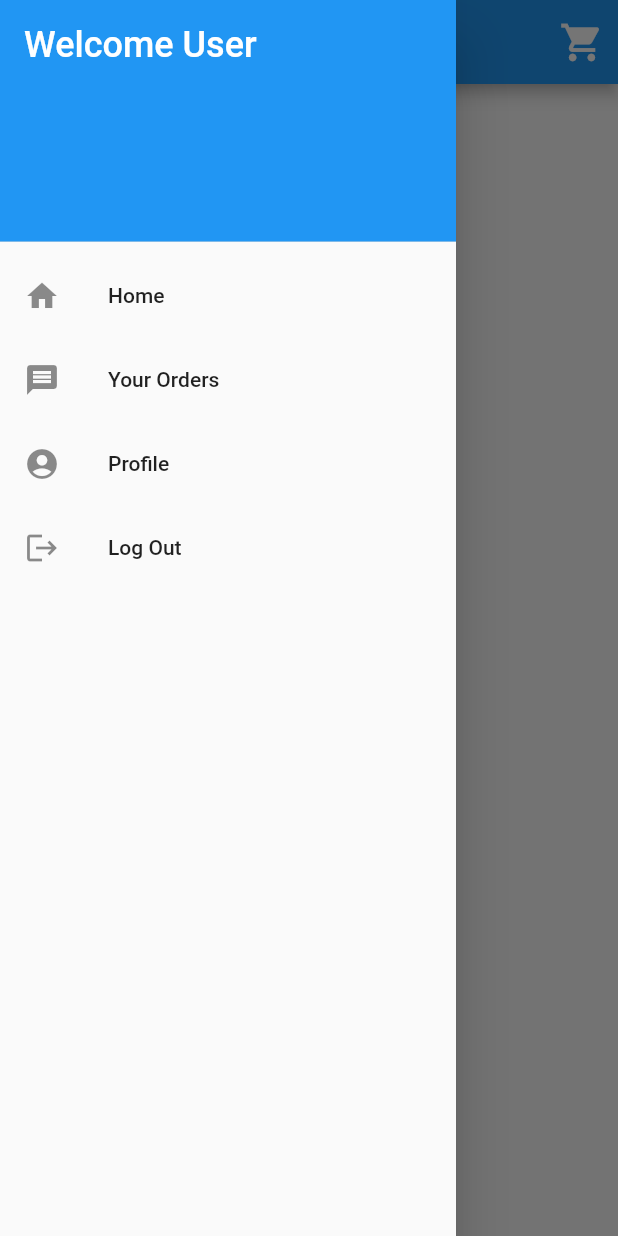
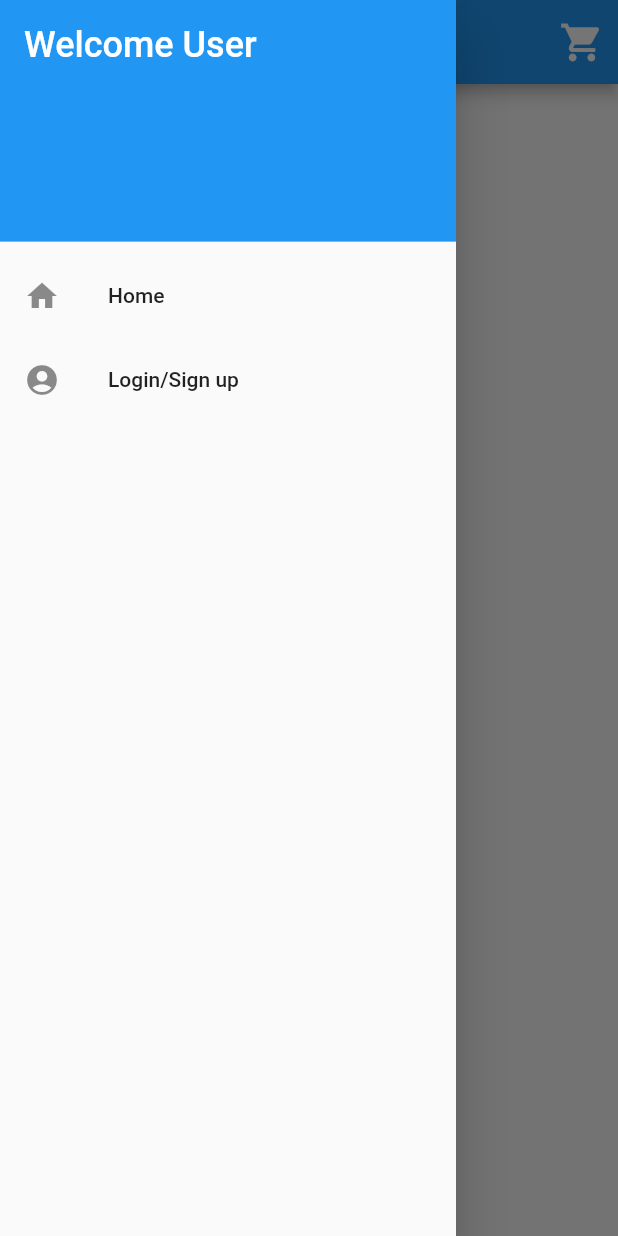
Before and after one commit to creepymarshmallow117/booking_app, a Flutter app: the screen it shows after launch, with the side drawer open, on a phone screen of 412 x 824 dp. Run offline on Flutter 3.47's test engine with Material 2 defaults, Android fonts, the phone set to English and light mode, and no system bars; our stand-ins replace cloud_firestore, firebase_auth, firebase_core, firebase_storage, image_picker; accounts and stored records are empty.

Commit message:
Login page added and switching between register form and login form.

```diff
--- a/lib/screens/home.dart
+++ b/lib/screens/home.dart
@@ -17,13 +17,17 @@ class Home extends StatefulWidget{
 }
 
 class _HomeState extends State<Home> {
+  bool _isVisible = false;
   @override
   Widget build(BuildContext context) {
     final AuthService auth = AuthService();
     final user = Provider.of<User>(context);
-    print(user);
-    return MaterialApp(
-      home : Scaffold(
+    if(user == null){
+      setState(() => _isVisible = false);
+    }else{
+      setState(() => _isVisible = true);
+    }
+    return Scaffold(
         appBar: AppBar(
           title: const Text('Home'),
           actions: <Widget>[
@@ -70,7 +74,10 @@ class _HomeState extends State<Home> {
                   );
                 },
               ),
-              ListTile(
+              Visibility(
+                visible: _isVisible,
+                child: ListTile(
+
                 leading: Icon(Icons.message),
                 title: Text('Your Orders'),
                 onTap: () {
@@ -80,36 +87,47 @@ class _HomeState extends State<Home> {
                   );
                 },
               ),
-              ListTile(
+              ),
+              Visibility(
+                visible: _isVisible,
+                child: ListTile(
                 leading: Icon(Icons.account_circle),
                 title: Text('Profile'),
                 onTap: () {
-                  if(user != null) {
                     Navigator.push(
                       context,
                       MaterialPageRoute(builder: (context) => Profile()),
                     );
-                  }
-                  else{
-                    Navigator.push(
-                      context,
-                      MaterialPageRoute(builder: (context) => Authenticate()),
-                    );
-                  }
                 },
               ),
-              ListTile(
+              ),
+              Visibility(
+                visible: _isVisible,
+                child: ListTile(
                 leading: Icon(Icons.logout),
                 title: Text('Log Out'),
                 onTap: () {
                   auth.signOut();
                 },
               ),
+              ),
+              Visibility(
+                  visible: !_isVisible,
+                  child: ListTile(
+                    leading: Icon(Icons.account_circle),
+                    title: Text('Login/Sign up'),
+                    onTap: () {
+                        Navigator.push(
+                          context,
+                          MaterialPageRoute(builder: (context) => Authenticate()),
+                        );
+                    },
+                  ),
+              ),
             ],
           ),
         ),
-      ),
-    );
+      );
   }
 }
 
```
